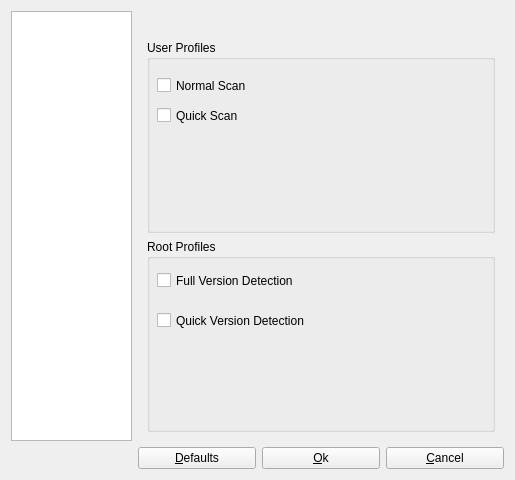
First picture: the form in nmapsi4/preference/profilemain.ui, repository nmapsi4/nmapsi4, before the edit.
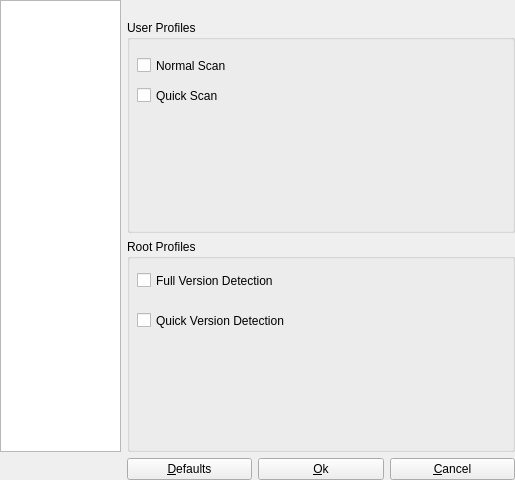
Second picture: the form after the edit. Icons and pictures are not drawn.

Patch:
```diff
--- a/nmapsi4/preference/profilemain.ui
+++ b/nmapsi4/preference/profilemain.ui
@@ -42,6 +42,9 @@
    <bool>true</bool>
   </property>
   <layout class="QGridLayout" name="gridLayout">
+   <property name="margin">
+    <number>0</number>
+   </property>
    <item row="0" column="0" rowspan="2">
     <widget class="QListWidget" name="listViewOptions">
      <property name="sizePolicy">
@@ -117,6 +120,9 @@
      </property>
      <widget class="QWidget" name="page">
       <layout class="QVBoxLayout" name="verticalLayout">
+       <property name="margin">
+        <number>0</number>
+       </property>
        <item>
         <widget class="QGroupBox" name="groupUser">
          <property name="sizePolicy">
```
Left out of the diff: 12 changed lines with no effect on the pictures.
